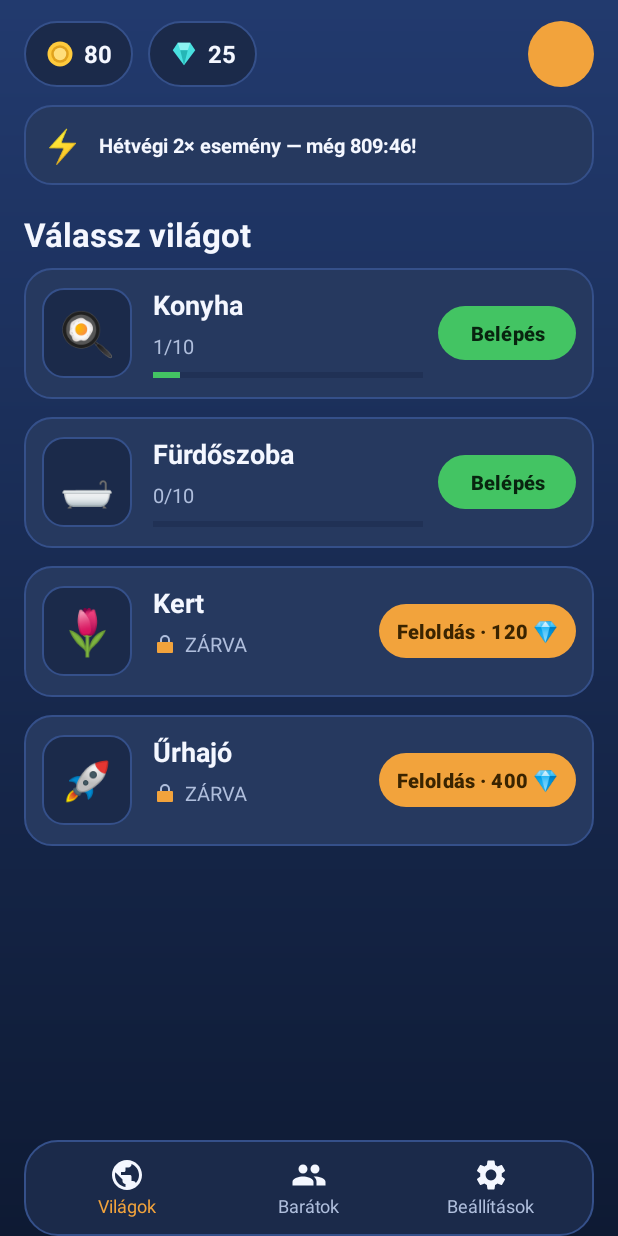
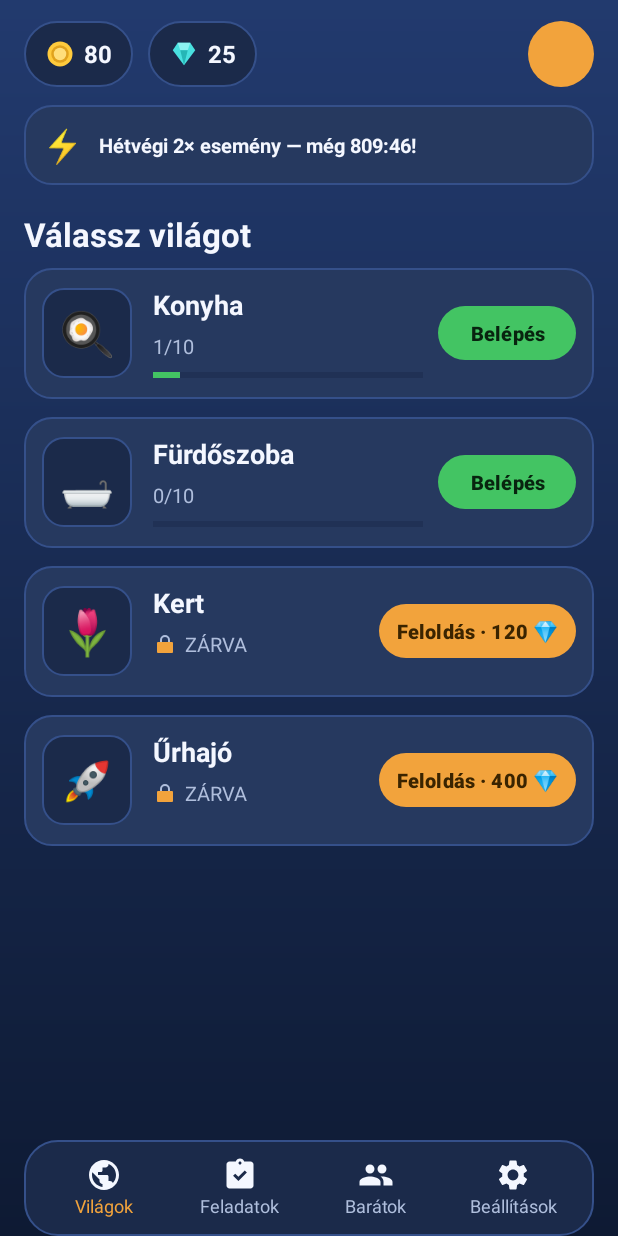
Before and after one commit to HenrikFaul/micromasters, an Android app: the screen it shows after launch (WorldSelectActivity), after a tap on "JÁTSSZ", on a phone screen of 412 x 824 dp. Run offline under Robolectric (Android 15) with nearby library versions, the phone set to English and light mode, and no system bars; 1 other tap on this screen came first.

Commit message:
Add Daily Quests system (persistent next-action + daily stickiness)
- 3 data-driven daily tasks in Defs.QUESTS (collect 1000 coins, do 3
  upgrades, conquer a territory) with gem rewards.
- Progress counters (qCollected/qUpgrades/qConquered) hooked into
  collect()/upgradeUnit()/upgradeBuilding()/conquer(); roll over per local
  day via rolloverDaily(); claimed flags prevent re-claim.
- New Quests dialog reached from a hub "Feladatok" nav tab (ic_quest);
  claim grants gems with haptic + pop, then refreshes.
- State persisted (additive, schema-2 backward compatible) with clamped,
  defaulted reads.

Co-Authored-By: Claude Opus 4.8 <noreply@anthropic.com>
Claude-Session: https://claude.ai/code/session_018QBwLBU1ZMNvoWywXQuYed

```diff
--- a/app/src/main/java/com/micromasters/game/GameState.kt
+++ b/app/src/main/java/com/micromasters/game/GameState.kt
@@ -33,6 +33,13 @@ class GameState {
     var lastSeen: Long = 0L
     var created: Long = 0L
     var skinGold: Boolean = false
+
+    // Daily quests (counters reset per local day via rolloverDaily).
+    var questDay: Long = -1L
+    var qCollected: Long = 0L
+    var qUpgrades: Int = 0
+    var qConquered: Int = 0
+    val qClaimed = BooleanArray(3)
 
     fun world(id: String): WorldState = worlds.getValue(id)
     fun active(): WorldState = world(activeWorld)
@@ -145,6 +152,7 @@ class GameState {
         if (amount > 0) {
             coins += amount
             ws.pending -= amount
+            qCollected += amount
         }
         // Lab gems are harvested together with coins.
         val g = floor(ws.gemPending).toLong()
@@ -161,6 +169,7 @@ class GameState {
         if (coins < cost) return false
         coins -= cost
         ws.unitLevels[i] += 1
+        qUpgrades += 1
         return true
     }
 
@@ -170,6 +179,7 @@ class GameState {
         if (coins < cost) return false
         coins -= cost
         ws.buildingLevels[i] += 1
+        qUpgrades += 1
         return true
     }
 
@@ -183,6 +193,7 @@ class GameState {
         if (coins < cost) return ConquerResult(false, false, 0)
         coins -= cost
         ws.territories += 1
+        qConquered += 1
         var cleared = false
         var reward = 0
         if (ws.territories >= Defs.TERRITORIES && !ws.clearRewardClaimed) {
@@ -260,6 +271,36 @@ class GameState {
         return reward
     }
 
+    // ---- daily quests ---------------------------------------------------
+
+    fun rolloverDaily(now: Long) {
+        val today = epochDay(now)
+        if (questDay != today) {
+            questDay = today
+            qCollected = 0L
+            qUpgrades = 0
+            qConquered = 0
+            for (i in qClaimed.indices) qClaimed[i] = false
+        }
+    }
+
+    fun questProgress(i: Int): Long = when (i) {
+        0 -> qCollected
+        1 -> qUpgrades.toLong()
+        else -> qConquered.toLong()
+    }
+
+    fun questClaimable(i: Int): Boolean = !qClaimed[i] && questProgress(i) >= Defs.QUESTS[i].target
+
+    /** Claims quest i if eligible; returns gems granted (0 if not). */
+    fun claimQuest(i: Int): Int {
+        if (!questClaimable(i)) return 0
+        qClaimed[i] = true
+        val reward = Defs.QUESTS[i].rewardGems
+        gems += reward
+        return reward
+    }
+
     // ---- persistence ----------------------------------------------------
 
     private fun safe(d: Double): Double = if (d.isFinite()) d else 0.0
@@ -277,6 +318,11 @@ class GameState {
         o.put("lastSeen", lastSeen)
         o.put("created", created)
         o.put("skinGold", skinGold)
+        o.put("questDay", questDay)
+        o.put("qCollected", qCollected)
+        o.put("qUpgrades", qUpgrades)
+        o.put("qConquered", qConquered)
+        o.put("qClaimed", JSONArray(listOf(qClaimed[0], qClaimed[1], qClaimed[2])))
         val ws = JSONObject()
         for ((id, w) in worlds) {
             val wo = JSONObject()
@@ -328,6 +374,13 @@ class GameState {
             s.lastSeen = o.optLong("lastSeen", now)
             s.created = o.optLong("created", now)
             s.skinGold = o.optBoolean("skinGold", false)
+            s.questDay = o.optLong("questDay", -1L)
+            s.qCollected = o.optLong("qCollected", 0L).coerceAtLeast(0L)
+            s.qUpgrades = o.optInt("qUpgrades", 0).coerceAtLeast(0)
+            s.qConquered = o.optInt("qConquered", 0).coerceAtLeast(0)
+            o.optJSONArray("qClaimed")?.let { qc ->
+                for (i in 0 until min(qc.length(), s.qClaimed.size)) s.qClaimed[i] = qc.optBoolean(i, false)
+            }
             val ws = o.optJSONObject("worlds")
             for (def in Defs.WORLDS) {
                 val w = WorldState(unlocked = def.unlockedByDefault)
--- a/app/src/main/java/com/micromasters/game/Models.kt
+++ b/app/src/main/java/com/micromasters/game/Models.kt
@@ -50,6 +50,8 @@ class WorldDef(
     val worker: String,
     val nodes: Array<String>
 )
+
+class QuestDef(val nameRes: Int, val emoji: String, val target: Long, val rewardGems: Int)
 
 object Defs {
     const val TERRITORIES = 10
@@ -125,4 +127,10 @@ object Defs {
         DailyReward(200, true),
         DailyReward(5000, true)
     )
+
+    val QUESTS = listOf(
+        QuestDef(R.string.quest_collect, "💰", 1000, 10),
+        QuestDef(R.string.quest_upgrade, "⬆️", 3, 8),
+        QuestDef(R.string.quest_conquer, "🚩", 1, 12)
+    )
 }
--- a/app/src/main/java/com/micromasters/game/WorldSelectActivity.kt
+++ b/app/src/main/java/com/micromasters/game/WorldSelectActivity.kt
@@ -23,6 +23,7 @@ class WorldSelectActivity : AppCompatActivity() {
         b.btnShop.setOnClickListener { Dialogs.showShop(this) { refresh() } }
         b.eventBanner.setOnClickListener { Dialogs.showShop(this) { refresh() } }
         b.navWorlds.setOnClickListener { refresh() }
+        b.navQuests.setOnClickListener { Dialogs.showQuests(this) { refresh() } }
         b.navFriends.setOnClickListener { Dialogs.showLeaderboard(this) }
         b.navSettings.setOnClickListener { Dialogs.showSettings(this) { refresh() } }
     }
@@ -44,6 +45,7 @@ class WorldSelectActivity : AppCompatActivity() {
         b.coinsText.text = Format.short(s.coins)
         b.gemsText.text = Format.short(s.gems)
         val now = System.currentTimeMillis()
+        s.rolloverDaily(now)
         val tz = java.util.TimeZone.getDefault()
         val msToMidnight = 86_400_000L - (now + tz.getOffset(now)) % 86_400_000L
         b.eventText.text = getString(R.string.event_fmt, Format.duration(msToMidnight))
--- /dev/null
+++ b/app/src/main/res/drawable/ic_quest.xml
@@ -0,0 +1,9 @@
+<vector xmlns:android="http://schemas.android.com/apk/res/android"
+    android:width="24dp"
+    android:height="24dp"
+    android:viewportWidth="24"
+    android:viewportHeight="24">
+    <path
+        android:fillColor="#FFF4F7FF"
+        android:pathData="M19,3h-4.18C14.4,1.84 13.3,1 12,1S9.6,1.84 9.18,3H5C3.9,3 3,3.9 3,5v14c0,1.1 0.9,2 2,2h14c1.1,0 2,-0.9 2,-2V5C21,3.9 20.1,3 19,3zM12,3c0.55,0 1,0.45 1,1s-0.45,1 -1,1 -1,-0.45 -1,-1 0.45,-1 1,-1zM10.94,16.06L7.4,12.53l1.41,-1.41 2.12,2.12 4.24,-4.24 1.41,1.41L10.94,16.06z" />
+</vector>
--- a/app/src/main/res/layout/activity_world_select.xml
+++ b/app/src/main/res/layout/activity_world_select.xml
@@ -168,6 +168,29 @@
         </LinearLayout>
 
         <LinearLayout
+            android:id="@+id/navQuests"
+            android:layout_width="0dp"
+            android:layout_height="match_parent"
+            android:layout_weight="1"
+            android:background="?attr/selectableItemBackgroundBorderless"
+            android:gravity="center"
+            android:orientation="vertical">
+
+            <ImageView
+                android:layout_width="24dp"
+                android:layout_height="24dp"
+                android:contentDescription="@string/quests_nav"
+                android:src="@drawable/ic_quest" />
+
+            <TextView
+                android:layout_width="wrap_content"
+                android:layout_height="wrap_content"
+                android:text="@string/quests_nav"
+                android:textColor="@color/text_dim"
+                android:textSize="12sp" />
+        </LinearLayout>
+
+        <LinearLayout
             android:id="@+id/navFriends"
             android:layout_width="0dp"
             android:layout_height="match_parent"
--- a/app/src/main/res/values/strings.xml
+++ b/app/src/main/res/values/strings.xml
@@ -111,4 +111,12 @@
     <string name="shop_vip_desc">Dupla termelés és napi bónusz</string>
     <string name="shop_skin">Arany egységek</string>
     <string name="shop_skin_desc">Csillogó arany kinézet az egységeknek</string>
+
+    <!-- Daily quests -->
+    <string name="quests_title">Napi feladatok</string>
+    <string name="quests_nav">Feladatok</string>
+    <string name="quest_collect">Gyűjts 1000 érmét</string>
+    <string name="quest_upgrade">Végezz 3 fejlesztést</string>
+    <string name="quest_conquer">Hódíts meg 1 területet</string>
+    <string name="quest_progress_fmt">%1$s / %2$s</string>
 </resources>
```
Also changed, not shown: app/src/main/java/com/micromasters/game/Dialogs.kt (+87 -0 lines).
